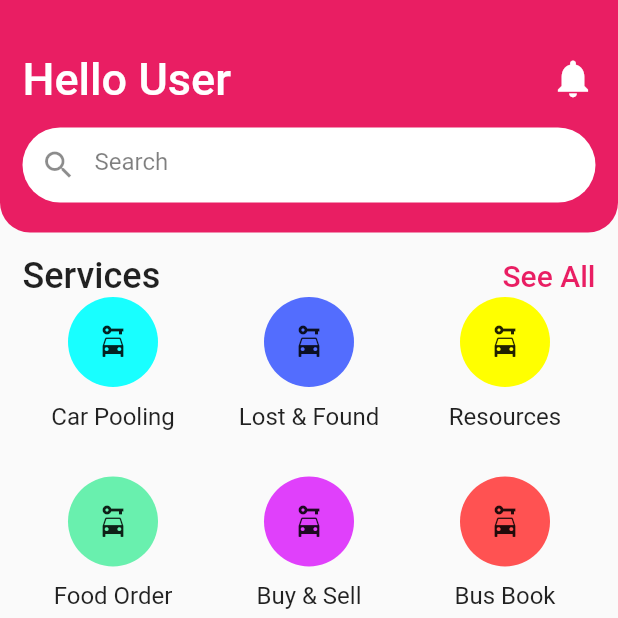
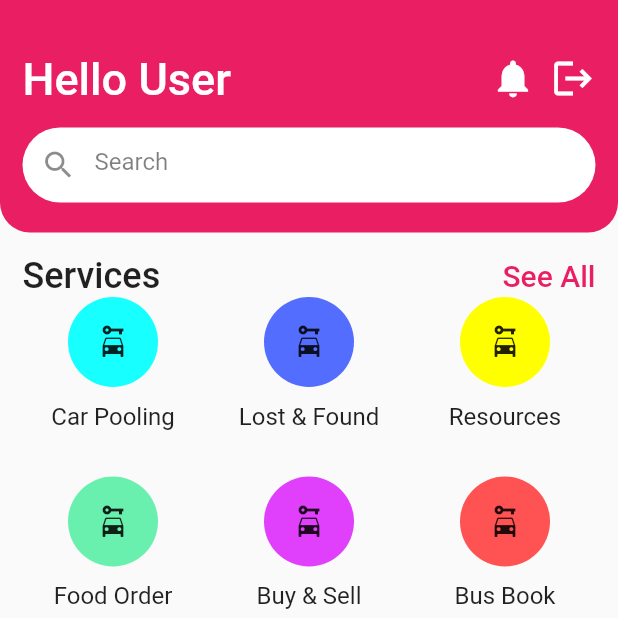
Before and after one commit to nub-badsoldier/HelpMeOut, a Flutter app: the Display screen opened directly, on a phone screen of 412 x 824 dp, the top half of it. Run offline on Flutter 3.47's test engine with Material 2 defaults, Android fonts, the phone set to English and light mode, and no system bars; our stand-ins replace firebase_auth, firebase_core, font_awesome_flutter, google_sign_in; accounts and stored records are empty.

Commit message:
Logout Button Created

```diff
--- a/lib/main.dart
+++ b/lib/main.dart
@@ -1,8 +1,5 @@
 import 'package:flutter/material.dart';
 import 'package:flutter/rendering.dart';
-import 'screens/home.dart';
-import 'screens/feed.dart';
-import 'screens/profile.dart';
 import 'package:firebase_core/firebase_core.dart';
 import 'package:font_awesome_flutter/font_awesome_flutter.dart';
 
@@ -21,6 +18,7 @@ class MyApp extends StatelessWidget {
   Widget build(BuildContext context) {
     return MaterialApp(
       home: Gsign(),
+      debugShowCheckedModeBanner: false,
     );
   }
 }
--- a/lib/screens/home.dart
+++ b/lib/screens/home.dart
@@ -61,11 +61,32 @@ class _Home_PageState extends State<Home_Page> {
                         color: Colors.white,
                       ),
                     ),
-                    Icon(
-                      Icons.notifications,
-                      size: 30,
-                      color: Colors.white,
-                    )
+                    Row(
+                      mainAxisAlignment: MainAxisAlignment.spaceEvenly,
+                      children: [
+                        InkWell(
+                          onTap: () {
+
+                          },
+                          child: Icon(
+                            Icons.notifications,
+                            size: 30,
+                            color: Colors.white,
+                          ),
+                        ),
+                        SizedBox(width: 10),
+                        InkWell(
+                          onTap: () {
+
+                          },
+                          child: Icon(
+                            Icons.logout,
+                            size: 30,
+                            color: Colors.white,
+                          ),
+                        )
+                      ],
+                    ),
                   ],
                 ),
                 SizedBox(height: 10),
```
Also changed, not shown: 2 other files.
